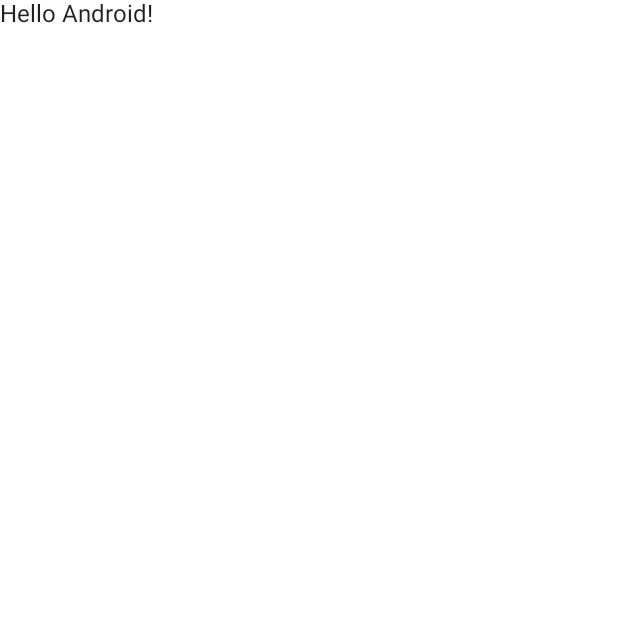
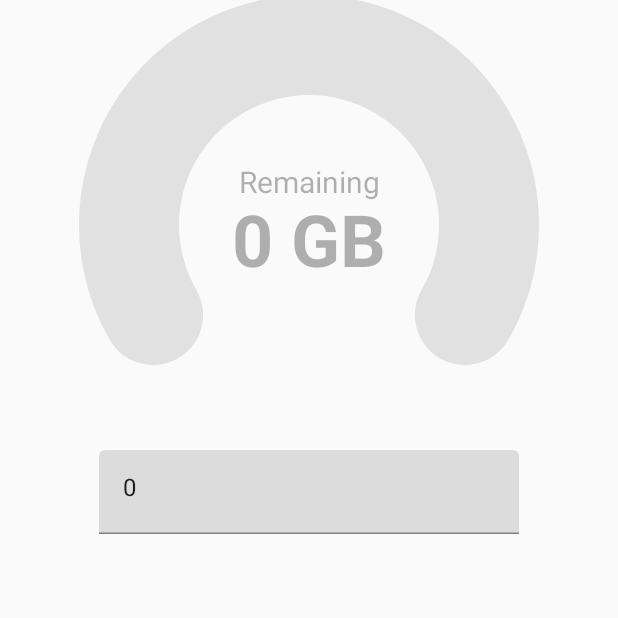
Before and after one commit to aasmc/CustomCircularProgressBar, an Android app built with Jetpack Compose: the screen it shows after launch (MainActivity), on a phone screen of 412 x 824 dp, the top half of it. Before the commit the part shown is almost empty. Run offline under Robolectric (Android 15) with nearby library versions, the phone set to English and light mode, and no system bars.

Commit message:
Complete CircularProgressBar

```diff
--- /dev/null
+++ b/app/src/main/java/ru/aasmc/customcircularprogressbar/CircularProgressBar.kt
@@ -0,0 +1,198 @@
+package ru.aasmc.customcircularprogressbar
+
+import androidx.compose.animation.animateColorAsState
+import androidx.compose.animation.core.animateFloatAsState
+import androidx.compose.animation.core.animateIntAsState
+import androidx.compose.animation.core.tween
+import androidx.compose.foundation.layout.Arrangement
+import androidx.compose.foundation.layout.Column
+import androidx.compose.foundation.layout.size
+import androidx.compose.material.MaterialTheme
+import androidx.compose.material.Text
+import androidx.compose.runtime.*
+import androidx.compose.ui.Alignment
+import androidx.compose.ui.Modifier
+import androidx.compose.ui.draw.drawBehind
+import androidx.compose.ui.geometry.Offset
+import androidx.compose.ui.geometry.Size
+import androidx.compose.ui.graphics.Color
+import androidx.compose.ui.graphics.StrokeCap
+import androidx.compose.ui.graphics.drawscope.DrawScope
+import androidx.compose.ui.graphics.drawscope.Stroke
+import androidx.compose.ui.text.font.FontWeight
+import androidx.compose.ui.text.style.TextAlign
+import androidx.compose.ui.tooling.preview.Preview
+import androidx.compose.ui.unit.Dp
+import androidx.compose.ui.unit.TextUnit
+import androidx.compose.ui.unit.dp
+
+@Composable
+fun CircularProgressBar(
+    canvasSize: Dp = 300.dp,
+    indicatorValue: Int = 0,
+    maxIndicatorValue: Int = 100,
+    backgroundIndicatorColor: Color = MaterialTheme.colors.onSurface.copy(alpha = 0.1f),
+    backgroundIndicatorStrokeWidth: Float = 100f,
+    foregroundIndicatorColor: Color = MaterialTheme.colors.primary,
+    foregroundIndicatorStrokeWidth: Float = backgroundIndicatorStrokeWidth,
+    bigTextFontSize: TextUnit = MaterialTheme.typography.h3.fontSize,
+    indicatorStrokeCap: StrokeCap = StrokeCap.Round,
+    bigTextColor: Color = MaterialTheme.colors.onSurface,
+    bigTextSuffix: String = "GB",
+    smallText: String = "Remaining",
+    smallTextFontSize: TextUnit = MaterialTheme.typography.h6.fontSize,
+    smallTextColor: Color = MaterialTheme.colors.onSurface.copy(alpha = 0.3f)
+) {
+    var rememberedIndicatorValue by remember {
+        mutableStateOf(0f)
+    }
+
+    var allowedIndicatorValue by remember {
+        mutableStateOf(maxIndicatorValue)
+    }
+
+    allowedIndicatorValue = if (indicatorValue <= maxIndicatorValue) {
+        indicatorValue
+    } else {
+        maxIndicatorValue
+    }
+
+    LaunchedEffect(key1 = allowedIndicatorValue) {
+        rememberedIndicatorValue = allowedIndicatorValue.toFloat()
+    }
+
+    val percentage =
+        (rememberedIndicatorValue / maxIndicatorValue) * 100
+
+    val sweepAngle by animateFloatAsState(
+        targetValue = (2.4 * percentage).toFloat(),
+        animationSpec = tween(durationMillis = 1000)
+    )
+
+    val receivedValue by animateIntAsState(
+        targetValue = allowedIndicatorValue,
+        animationSpec = tween(durationMillis = 1000)
+    )
+
+    val animatedBigTextColor by animateColorAsState(
+        targetValue = if (allowedIndicatorValue == 0) {
+            MaterialTheme.colors.onSurface.copy(alpha = 0.3f)
+        } else {
+            bigTextColor
+        },
+        animationSpec = tween(1000)
+    )
+
+    Column(
+        modifier = Modifier
+            .size(canvasSize)
+            .drawBehind {
+                val componentSize = size / 1.25f
+                backgroundIndicator(
+                    componentSize = componentSize,
+                    indicatorColor = backgroundIndicatorColor,
+                    indicatorStrokeWidth = backgroundIndicatorStrokeWidth,
+                    indicatorStrokeCap = indicatorStrokeCap
+                )
+                foregroundIndicator(
+                    sweepAngle = sweepAngle,
+                    componentSize = componentSize,
+                    indicatorColor = foregroundIndicatorColor,
+                    indicatorStrokeWidth = foregroundIndicatorStrokeWidth,
+                    indicatorStrokeCap = indicatorStrokeCap
+                )
+            },
+        verticalArrangement = Arrangement.Center,
+        horizontalAlignment = Alignment.CenterHorizontally
+    ) {
+        EmbeddedElements(
+            bigText = receivedValue,
+            bigTextFontSize = bigTextFontSize,
+            bigTextColor = animatedBigTextColor,
+            bigTextSuffix = bigTextSuffix,
+            smallText = smallText,
+            smallTextFontSize = smallTextFontSize,
+            smallTextColor = smallTextColor
+        )
+    }
+}
+
+private fun DrawScope.foregroundIndicator(
+    sweepAngle: Float,
+    componentSize: Size,
+    indicatorColor: Color,
+    indicatorStrokeWidth: Float,
+    indicatorStrokeCap: StrokeCap
+) {
+    drawArc(
+        size = componentSize,
+        startAngle = 150f,
+        sweepAngle = sweepAngle,
+        color = indicatorColor,
+        useCenter = false,
+        style = Stroke(
+            width = indicatorStrokeWidth,
+            cap = indicatorStrokeCap
+        ),
+        topLeft = Offset(
+            x = (size.width - componentSize.width) / 2f,
+            y = (size.height - componentSize.height) / 2f,
+        )
+    )
+}
+
+private fun DrawScope.backgroundIndicator(
+    componentSize: Size,
+    indicatorColor: Color,
+    indicatorStrokeWidth: Float,
+    indicatorStrokeCap: StrokeCap
+) {
+    drawArc(
+        size = componentSize,
+        startAngle = 150f,
+        sweepAngle = 240f,
+        color = indicatorColor,
+        useCenter = false,
+        style = Stroke(
+            width = indicatorStrokeWidth,
+            cap = indicatorStrokeCap
+        ),
+        topLeft = Offset(
+            x = (size.width - componentSize.width) / 2f,
+            y = (size.height - componentSize.height) / 2f,
+        )
+    )
+}
+
+@Composable
+fun EmbeddedElements(
+    bigText: Int,
+    bigTextFontSize: TextUnit,
+    bigTextColor: Color,
+    bigTextSuffix: String,
+    smallText: String,
+    smallTextFontSize: TextUnit,
+    smallTextColor: Color,
+) {
+    Text(
+        text = smallText,
+        color = smallTextColor,
+        fontSize = smallTextFontSize,
+        textAlign = TextAlign.Center
+    )
+    Text(
+        text = "$bigText ${bigTextSuffix.take(2)}",
+        color = bigTextColor,
+        fontSize = bigTextFontSize,
+        textAlign = TextAlign.Center,
+        fontWeight = FontWeight.Bold
+    )
+}
+
+@Composable
+@Preview(showBackground = true)
+fun CircularProgressBarPreview() {
+    CircularProgressBar(
+        indicatorValue = 50
+    )
+}
--- a/app/src/main/java/ru/aasmc/customcircularprogressbar/MainActivity.kt
+++ b/app/src/main/java/ru/aasmc/customcircularprogressbar/MainActivity.kt
@@ -3,12 +3,17 @@ package ru.aasmc.customcircularprogressbar
 import android.os.Bundle
 import androidx.activity.ComponentActivity
 import androidx.activity.compose.setContent
+import androidx.compose.foundation.layout.Column
 import androidx.compose.foundation.layout.fillMaxSize
+import androidx.compose.foundation.text.KeyboardOptions
 import androidx.compose.material.MaterialTheme
 import androidx.compose.material.Surface
 import androidx.compose.material.Text
-import androidx.compose.runtime.Composable
+import androidx.compose.material.TextField
+import androidx.compose.runtime.*
+import androidx.compose.ui.Alignment
 import androidx.compose.ui.Modifier
+import androidx.compose.ui.text.input.KeyboardType
 import androidx.compose.ui.tooling.preview.Preview
 import ru.aasmc.customcircularprogressbar.ui.theme.CustomCircularProgressBarTheme
 
@@ -17,27 +22,34 @@ class MainActivity : ComponentActivity() {
         super.onCreate(savedInstanceState)
         setContent {
             CustomCircularProgressBarTheme {
-                // A surface container using the 'background' color from the theme
-                Surface(
-                    modifier = Modifier.fillMaxSize(),
-                    color = MaterialTheme.colors.background
+
+                Column(
+                    modifier = Modifier
+                        .fillMaxSize(),
+                    horizontalAlignment = Alignment.CenterHorizontally
                 ) {
-                    Greeting("Android")
+                    var value by remember {
+                        mutableStateOf(0)
+                    }
+                    CircularProgressBar(
+                        indicatorValue = value
+                    )
+
+                    TextField(
+                        value = value.toString(),
+                        onValueChange = {
+                            value = if (it.isNotEmpty()) {
+                                it.toInt()
+                            } else {
+                                0
+                            }
+                        },
+                        keyboardOptions = KeyboardOptions(
+                            keyboardType = KeyboardType.Number
+                        )
+                    )
                 }
             }
         }
     }
 }
-
-@Composable
-fun Greeting(name: String) {
-    Text(text = "Hello $name!")
-}
-
-@Preview(showBackground = true)
-@Composable
-fun DefaultPreview() {
-    CustomCircularProgressBarTheme {
-        Greeting("Android")
-    }
-}
```
